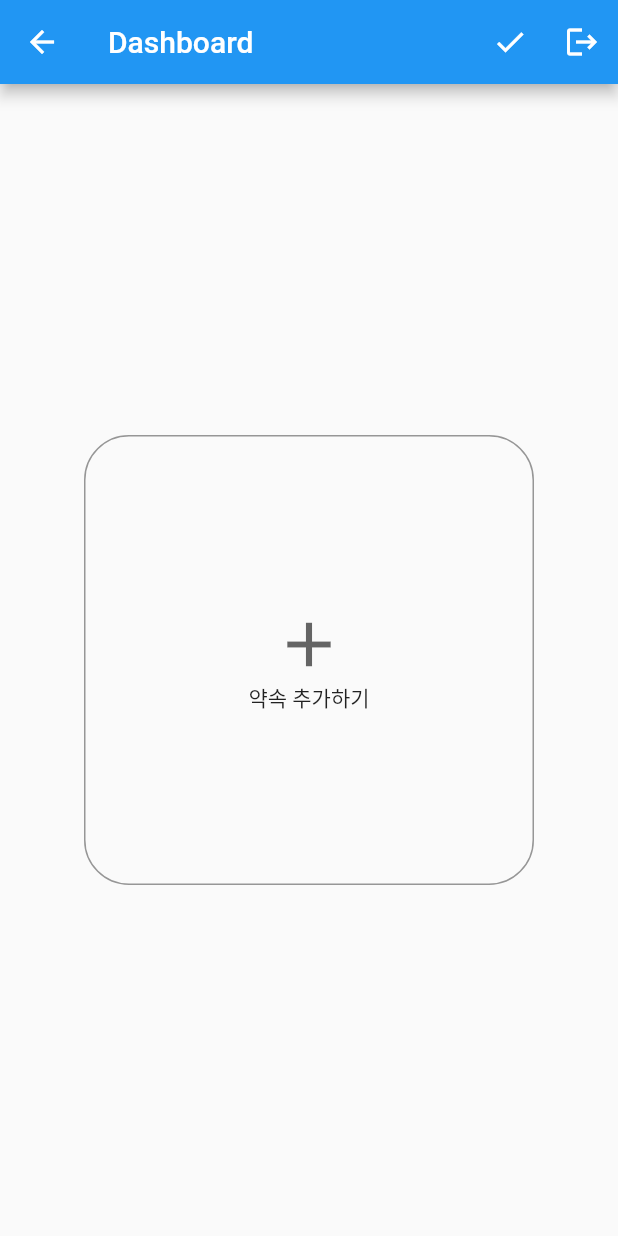
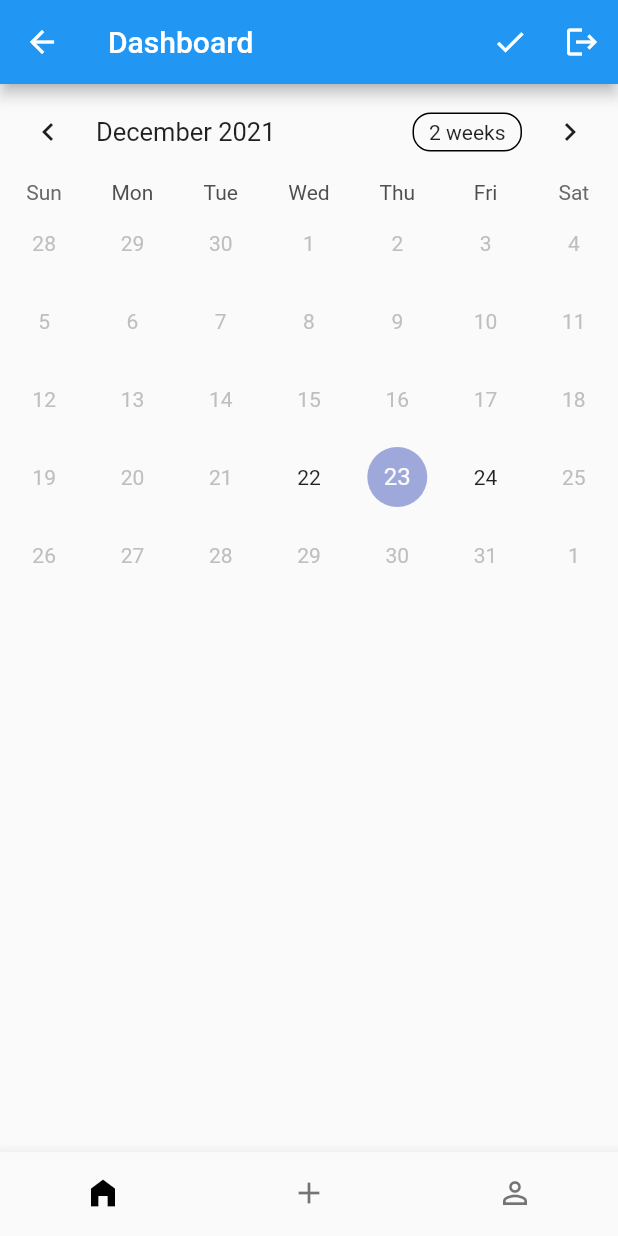
Before and after one commit to rwarou/our-schedule-flutter, a Flutter app: the Dashboard screen opened by its route, on a phone screen of 412 x 824 dp. Run offline on Flutter 3.47's test engine with Material 2 defaults, Android fonts, the phone set to English and light mode, and no system bars; drawn by our look-alikes of table_calendar; our stand-ins replace dio, flutter_secure_storage, get; accounts and stored records are empty.

Commit message:
calendar widget

```diff
--- /dev/null
+++ b/lib/pages/calendar/calendar.dart
@@ -0,0 +1,20 @@
+import 'package:flutter/material.dart';
+import 'package:table_calendar/table_calendar.dart';
+
+class Calendar extends StatefulWidget {
+  const Calendar({Key? key}) : super(key: key);
+
+  @override
+  _CalendarState createState() => _CalendarState();
+}
+
+class _CalendarState extends State<Calendar> {
+  @override
+  Widget build(BuildContext context) {
+    return TableCalendar(
+      focusedDay: DateTime.now(),
+      firstDay: DateTime.utc(2021, 12, 22),
+      lastDay: DateTime.utc(2021, 12, 24),
+    );
+  }
+}
--- a/lib/pages/dash_board.dart
+++ b/lib/pages/dash_board.dart
@@ -1,6 +1,8 @@
 import 'package:flutter/material.dart';
 import 'package:get/get.dart';
 import 'package:our_schedule/repository/auth.dart';
+
+import 'calendar/calendar.dart';
 
 class Dashboard extends StatefulWidget {
   const Dashboard({Key? key}) : super(key: key);
@@ -12,9 +14,11 @@ class Dashboard extends StatefulWidget {
 class _DashboardState extends State<Dashboard> {
   AuthRepository authRepository = AuthRepository();
   bool checked = false;
+  int _selectedIndex = 0;
   final List<String> datas = ['강릉 여행', '보드게임 하러 가자', '제주도 3박4일 계획'];
+  final List<Widget> widgets = [Calendar(), Text('add'), Text('my page')];
 
-  body() {
+  listBody() {
     return Container(
       padding: const EdgeInsets.all(20),
       child: ListView.builder(
@@ -66,7 +70,7 @@ class _DashboardState extends State<Dashboard> {
     );
   }
 
-  noneBody() {
+  addBody() {
     Size size = MediaQuery.of(context).size;
     double width = size.width;
     double containerWidth = width < 300 ? 200 : 300;
@@ -144,7 +148,38 @@ class _DashboardState extends State<Dashboard> {
   Widget build(BuildContext context) {
     return Scaffold(
       appBar: appBar(),
-      body: checked ? body() : noneBody(),
+      body: widgets[_selectedIndex],
+      bottomNavigationBar: BottomNavigationBar(
+        items: [
+          BottomNavigationBarItem(
+            icon: _selectedIndex == 0
+                ? const Icon(Icons.home_filled)
+                : const Icon(Icons.home_outlined),
+            label: 'home',
+          ),
+          BottomNavigationBarItem(
+            icon: _selectedIndex == 1
+                ? const Icon(Icons.add)
+                : const Icon(Icons.add_outlined),
+            label: 'home',
+          ),
+          BottomNavigationBarItem(
+            icon: _selectedIndex == 2
+                ? const Icon(Icons.person)
+                : const Icon(Icons.person_outline),
+            label: 'home',
+          ),
+        ],
+        onTap: (index) {
+          setState(() {
+            _selectedIndex = index;
+          });
+        },
+        currentIndex: _selectedIndex,
+        showSelectedLabels: false,
+        showUnselectedLabels: false,
+        selectedItemColor: Colors.black,
+      ),
     );
   }
 }
```
Also changed, not shown: 2 other files.
